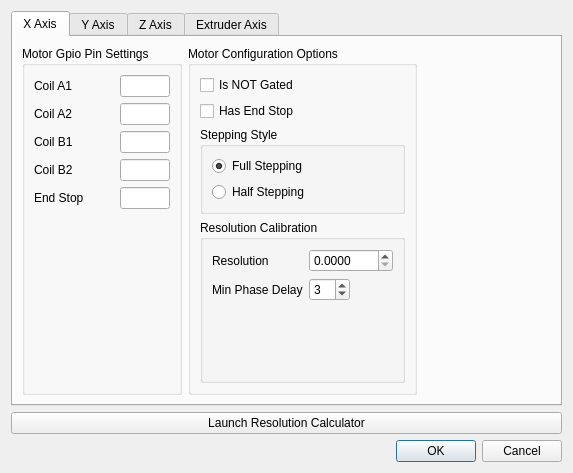
Qt form motorconfigdialog.ui (Bahamuttg/PiRinter3D) before a commit.
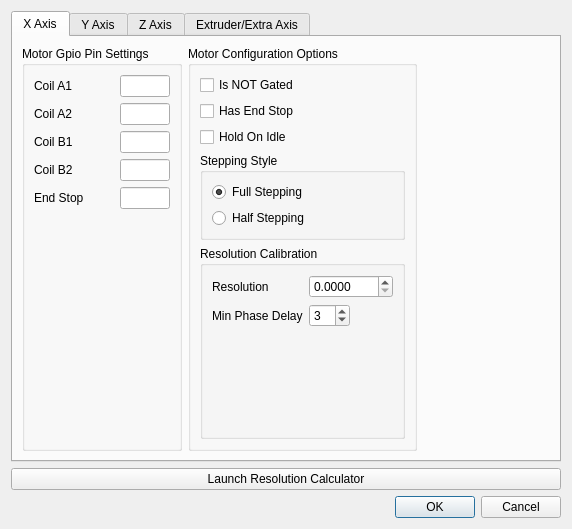
The same form after that commit. The open tabs and pages were chosen to show the change. Icons and pictures are not drawn.

What changed in the file:
```diff
--- a/motorconfigdialog.ui
+++ b/motorconfigdialog.ui
@@ -6,8 +6,8 @@
    <rect>
     <x>0</x>
     <y>0</y>
-    <width>573</width>
-    <height>473</height>
+    <width>572</width>
+    <height>529</height>
    </rect>
   </property>
   <property name="minimumSize">
@@ -276,6 +276,13 @@
                 </property>
                </widget>
               </item>
+              <item>
+               <widget class="QCheckBox" name="chkXHold">
+                <property name="text">
+                 <string>Hold On Idle</string>
+                </property>
+               </widget>
+              </item>
               <item>
                <widget class="QGroupBox" name="groupBox_3">
                 <property name="title">
@@ -1125,7 +1132,7 @@
        </widget>
        <widget class="QWidget" name="tpExtAxis">
         <attribute name="title">
-         <string>Extruder Axis</string>
+         <string>Extruder/Extra Axis</string>
         </attribute>
         <layout class="QVBoxLayout" name="verticalLayout_37">
          <item>
```
Left out of the diff: 24 changed lines with no effect on the pictures.
